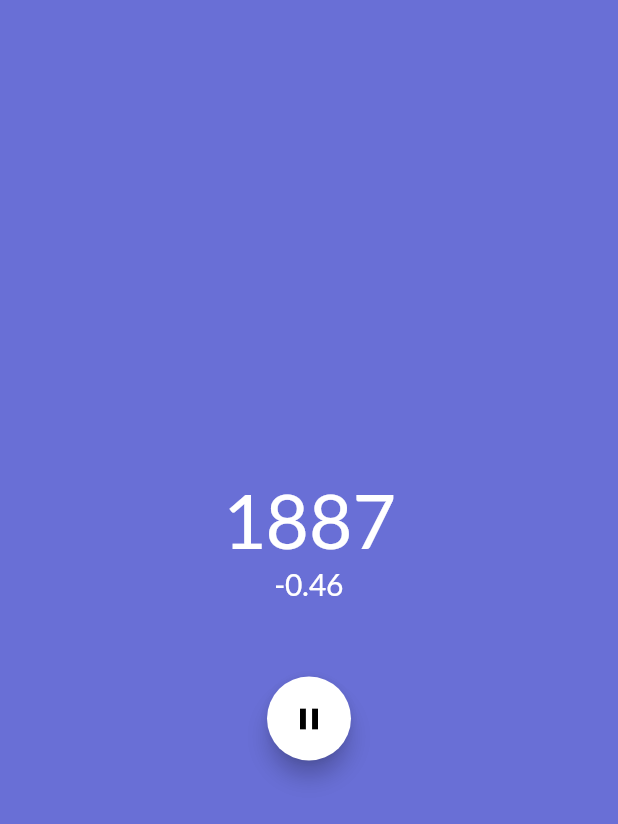
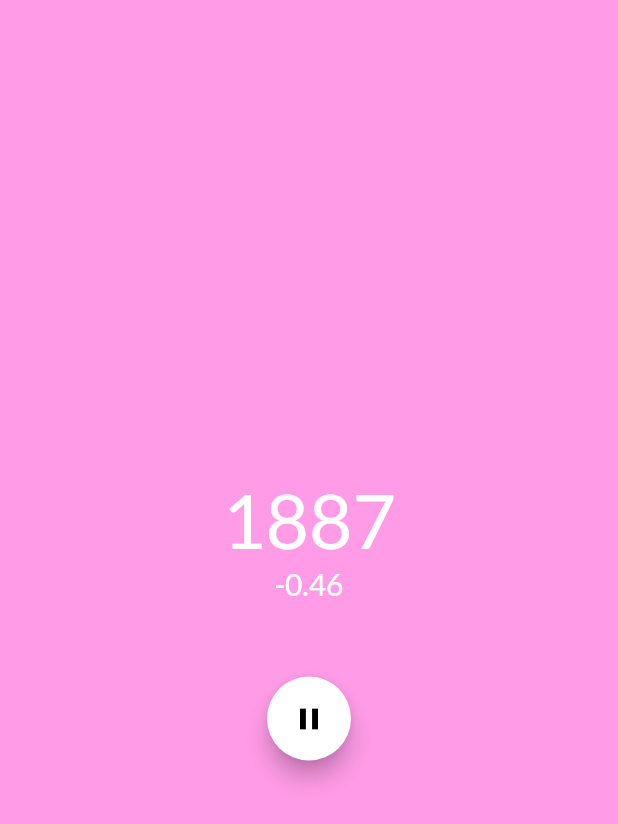
Before and after one commit to OKemmis/temperature-anomaly, a Flutter app: the screen it shows after launch, on a phone screen of 412 x 824 dp. Shown: the top 824 px of the screen. Run offline on Flutter 3.47's test engine with Material 2 defaults, Android fonts, the phone set to English and light mode, and no system bars; our stand-ins replace google_fonts.

Commit message:
Change colour scaling

```diff
--- a/lib/globals.dart
+++ b/lib/globals.dart
@@ -293,149 +293,3 @@ final years = <num>[
   2021,
   2022
 ];
-
-final List<Widget> lvContents = [
-  const Text("1880"),
-  const Text("1881"),
-  const Text("1882"),
-  const Text("1883"),
-  const Text("1884"),
-  const Text("1885"),
-  const Text("1886"),
-  const Text("1887"),
-  const Text("1888"),
-  const Text("1889"),
-  const Text("1890"),
-  const Text("1891"),
-  const Text("1892"),
-  const Text("1893"),
-  const Text("1894"),
-  const Text("1895"),
-  const Text("1896"),
-  const Text("1897"),
-  const Text("1898"),
-  const Text("1899"),
-  const Text("1900"),
-  const Text("1901"),
-  const Text("1902"),
-  const Text("1903"),
-  const Text("1904"),
-  const Text("1905"),
-  const Text("1906"),
-  const Text("1907"),
-  const Text("1908"),
-  const Text("1909"),
-  const Text("1910"),
-  const Text("1911"),
-  const Text("1912"),
-  const Text("1913"),
-  const Text("1914"),
-  const Text("1915"),
-  const Text("1916"),
-  const Text("1917"),
-  const Text("1918"),
-  const Text("1919"),
-  const Text("1920"),
-  const Text("1921"),
-  const Text("1922"),
-  const Text("1923"),
-  const Text("1924"),
-  const Text("1925"),
-  const Text("1926"),
-  const Text("1927"),
-  const Text("1928"),
-  const Text("1929"),
-  const Text("1930"),
-  const Text("1931"),
-  const Text("1932"),
-  const Text("1933"),
-  const Text("1934"),
-  const Text("1935"),
-  const Text("1936"),
-  const Text("1937"),
-  const Text("1938"),
-  const Text("1939"),
-  const Text("1940"),
-  const Text("1941"),
-  const Text("1942"),
-  const Text("1943"),
-  const Text("1944"),
-  const Text("1945"),
-  const Text("1946"),
-  const Text("1947"),
-  const Text("1948"),
-  const Text("1949"),
-  const Text("1950"),
-  const Text("1951"),
-  const Text("1952"),
-  const Text("1953"),
-  const Text("1954"),
-  const Text("1955"),
-  const Text("1956"),
-  const Text("1957"),
-  const Text("1958"),
-  const Text("1959"),
-  const Text("1960"),
-  const Text("1961"),
-  const Text("1962"),
-  const Text("1963"),
-  const Text("1964"),
-  const Text("1965"),
-  const Text("1966"),
-  const Text("1967"),
-  const Text("1968"),
-  const Text("1969"),
-  const Text("1970"),
-  const Text("1971"),
-  const Text("1972"),
-  const Text("1973"),
-  const Text("1974"),
-  const Text("1975"),
-  const Text("1976"),
-  const Text("1977"),
-  const Text("1978"),
-  const Text("1979"),
-  const Text("1980"),
-  const Text("1981"),
-  const Text("1982"),
-  const Text("1983"),
-  const Text("1984"),
-  const Text("1985"),
-  const Text("1986"),
-  const Text("1987"),
-  const Text("1988"),
-  const Text("1989"),
-  const Text("1990"),
-  const Text("1991"),
-  const Text("1992"),
-  const Text("1993"),
-  const Text("1994"),
-  const Text("1995"),
-  const Text("1996"),
-  const Text("1997"),
-  const Text("1998"),
-  const Text("1999"),
-  const Text("2000"),
-  const Text("2001"),
-  const Text("2002"),
-  const Text("2003"),
-  const Text("2004"),
-  const Text("2005"),
-  const Text("2006"),
-  const Text("2007"),
-  const Text("2008"),
-  const Text("2009"),
-  const Text("2010"),
-  const Text("2011"),
-  const Text("2012"),
-  const Text("2013"),
-  const Text("2014"),
-  const Text("2015"),
-  const Text("2016"),
-  const Text("2017"),
-  const Text("2018"),
-  const Text("2019"),
-  const Text("2020"),
-  const Text("2021"),
-  const Text("2022")
-];
--- a/lib/main.dart
+++ b/lib/main.dart
@@ -18,7 +18,9 @@ class MyApp extends StatefulWidget {
 }
 
 class _MyAppState extends State<MyApp> {
+  int alpha = 0;
   int red = 0;
+  int green = 0;
   int blue = 0;
   int yearCounter = 0;
   num tempAnomaly = globals.temperatureAnomaly[0];
@@ -67,18 +69,11 @@ class _MyAppState extends State<MyApp> {
                 ),
                 backgroundColor: Colors.white,
               ),
-
-              // // Years row
-              // SingleChildScrollView(
-              //     scrollDirection: Axis.horizontal,
-              //     child: Row(
-              //       children: globals.lvContents,
-              //     )),
             ],
           )),
         ),
         theme: ThemeData(
-          canvasColor: Color.fromARGB(150, red, 10, blue),
+          canvasColor: Color.fromARGB(alpha, red, green, blue),
         ));
   }
 
@@ -103,16 +98,10 @@ class _MyAppState extends State<MyApp> {
 
   // Helper function to set colour values for background
   void setColours() {
-    if (tempAnomaly == 0.0) {
-      red = 0;
-      blue = 0;
-    } else if (tempAnomaly < 0.0) {
-      red = 0;
-      blue = 255 - (tempAnomaly * 150.0).toInt().abs();
-    } else {
-      red = 255 - (tempAnomaly * 150.0).toInt();
-      blue = 0;
-    }
+    alpha = 100;
+    red = (0xff * 1 - ((tempAnomaly + 0.63) / 1.89)).toInt();
+    green = 0;
+    blue = (0xff * tempAnomaly + 0.63) ~/ 1.89;
   }
 
   @override
```
Also changed, not shown: 1 other file.
